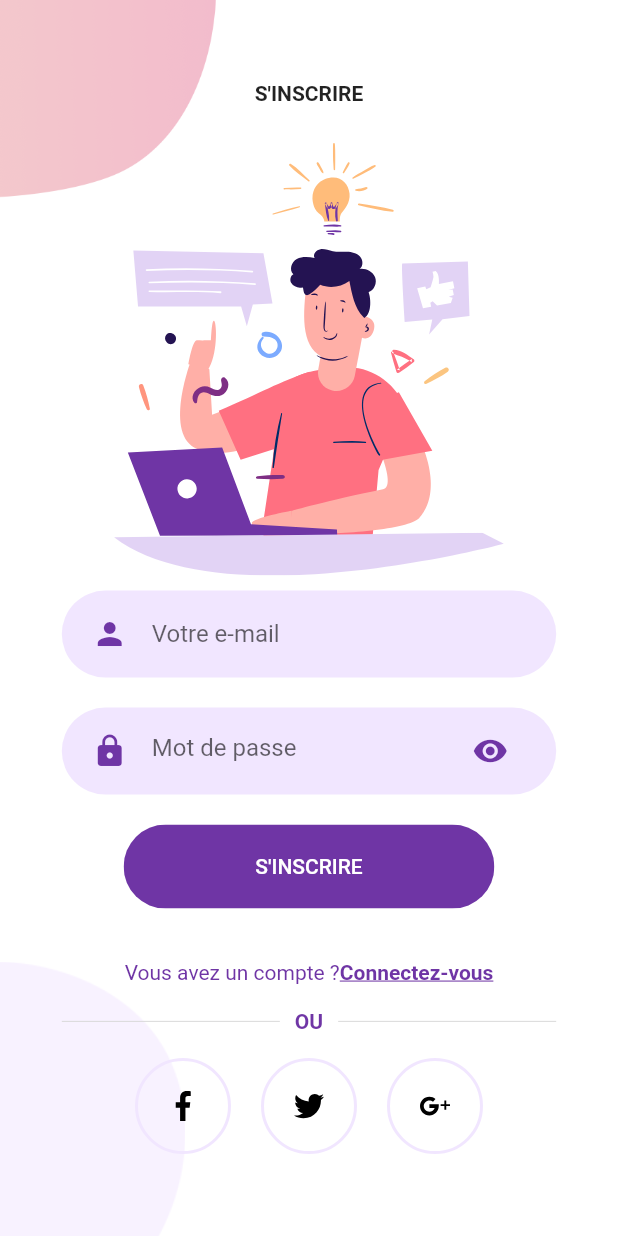
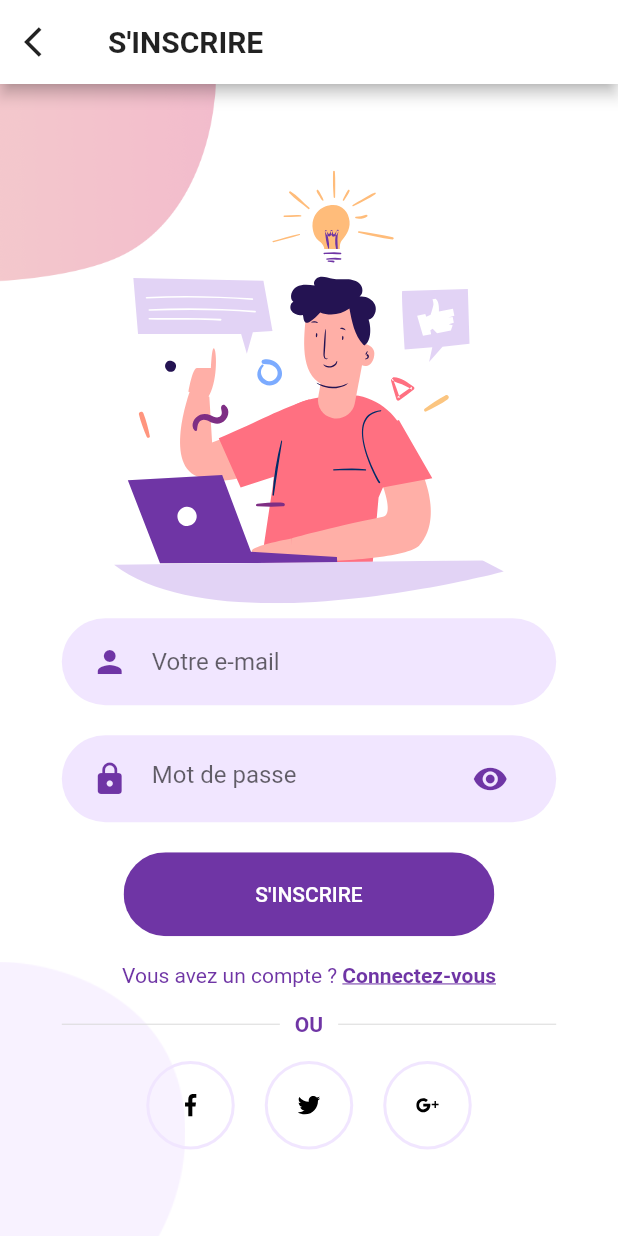
Before and after one commit to johlamie/healthCare, a Flutter app: the SignUpScreen screen opened directly, on a phone screen of 412 x 824 dp. Run offline on Flutter 3.47's test engine with Material 2 defaults, Android fonts, the phone set to English and light mode, and no system bars; our stand-ins replace flutter_svg; missing offline and left inert: dart:ffi; project files that could hold a hidden picture were left out.

Commit message:
Ajout des bouttons retour et modification ajout des couleurs noir et blanche à constant.dart

```diff
--- a/lib/Screens/SignUp/components/body.dart
+++ b/lib/Screens/SignUp/components/body.dart
@@ -19,15 +19,6 @@ class Body extends StatelessWidget {
         child: Column(
           mainAxisAlignment: MainAxisAlignment.center,
           children: <Widget>[
-            Text(
-              "S'INSCRIRE",
-              style: TextStyle(
-                fontWeight: FontWeight.bold,
-              ),
-            ),
-            SizedBox(
-              height: size.height * 0.03,
-            ),
             SvgPicture.asset(
               "assets/icons/signup.svg",
               height: size.height * 0.35,
@@ -44,7 +35,7 @@ class Body extends StatelessWidget {
               press: () {},
             ),
             SizedBox(
-              height: size.height * 0.03,
+              height: size.height * 0.01,
             ),
             AlreadyHavreAnAccountCheck(
               login: false,
--- a/lib/Screens/SignUp/components/social_icons.dart
+++ b/lib/Screens/SignUp/components/social_icons.dart
@@ -27,8 +27,8 @@ class SocialIcon extends StatelessWidget {
         ),
         child: SvgPicture.asset(
           iconSrc,
-          width: 20,
-          height: 20,
+          width: 15,
+          height: 15,
         ),
       ),
     );
--- a/lib/Screens/SignUp/signup_screen.dart
+++ b/lib/Screens/SignUp/signup_screen.dart
@@ -1,10 +1,26 @@
 import 'package:flutter/material.dart';
 import 'package:healtcare/Screens/SignUp/components/body.dart';
+import 'package:healtcare/constants.dart';
 
 class SignUpScreen extends StatelessWidget {
   @override
   Widget build(BuildContext context) {
     return Scaffold(
+      appBar: AppBar(
+        backgroundColor: whiteColor,
+        title: Text(
+          "S'INSCRIRE",
+          style: TextStyle(fontWeight: FontWeight.bold, color: blackColor),
+        ),
+        automaticallyImplyLeading: true,
+        leading: IconButton(
+          icon: Icon(
+            Icons.arrow_back_ios,
+            color: blackColor,
+          ),
+          onPressed: () => Navigator.pop(context, false),
+        ),
+      ),
       body: Body(),
     );
   }
--- a/lib/Screens/login/components/body.dart
+++ b/lib/Screens/login/components/body.dart
@@ -24,11 +24,6 @@ class Body extends StatelessWidget {
         child: Column(
           mainAxisAlignment: MainAxisAlignment.center,
           children: <Widget>[
-            Text(
-              "LOGIN",
-              style: TextStyle(fontWeight: FontWeight.bold),
-            ),
-            SizedBox(height: size.height * 0.03),
             SvgPicture.asset(
               "assets/icons/login.svg",
               height: size.height * 0.35,
--- a/lib/components/already_have_an_account_check.dart
+++ b/lib/components/already_have_an_account_check.dart
@@ -16,7 +16,7 @@ class AlreadyHavreAnAccountCheck extends StatelessWidget {
       mainAxisAlignment: MainAxisAlignment.center,
       children: <Widget>[
         Text(
-          login ? "Vous n'avez pas de compte ? " : "Vous avez un compte ?",
+          login ? "Vous n'avez pas de compte ? " : "Vous avez un compte ? ",
           style: TextStyle(color: kPrimaryColor),
         ),
         GestureDetector(
--- a/lib/constants.dart
+++ b/lib/constants.dart
@@ -2,3 +2,5 @@ import 'package:flutter/material.dart';
 
 const kPrimaryColor = Color(0xFF6F35A5);
 const kPrimaryLightColor = Color(0xFFF1E6FF);
+const blackColor = Color(0xDD000000);
+const whiteColor = Color(0xFFFFFFFF);
```
Also changed, not shown: lib/Screens/login/login_screen.dart (+16 -0 lines).
